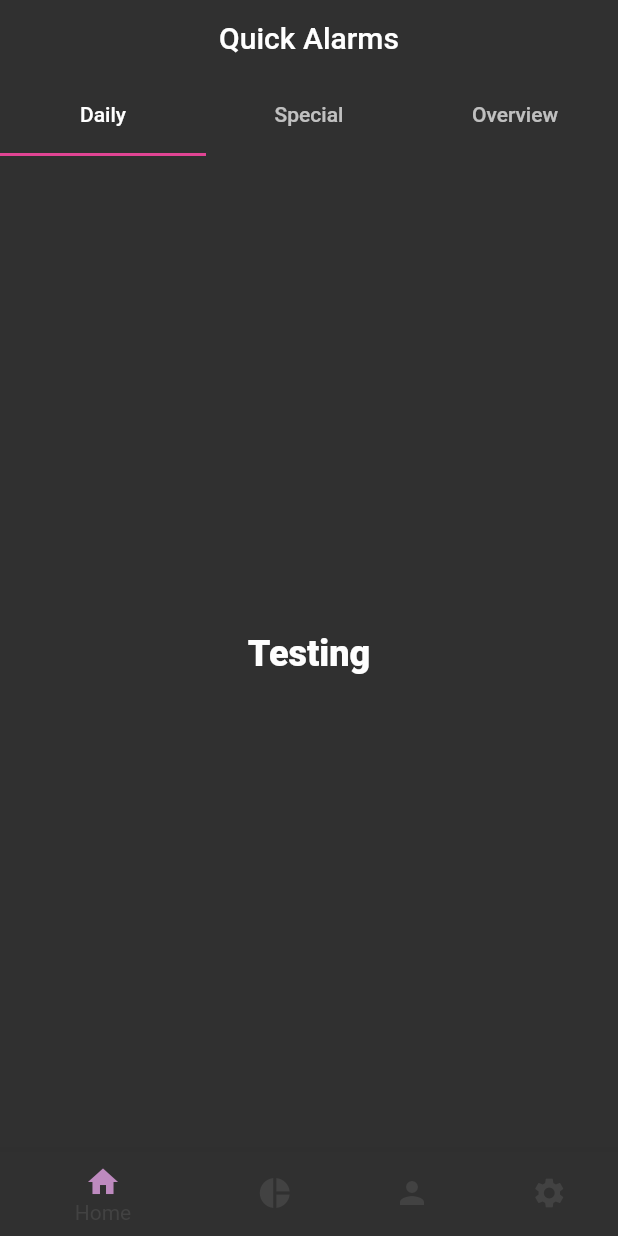
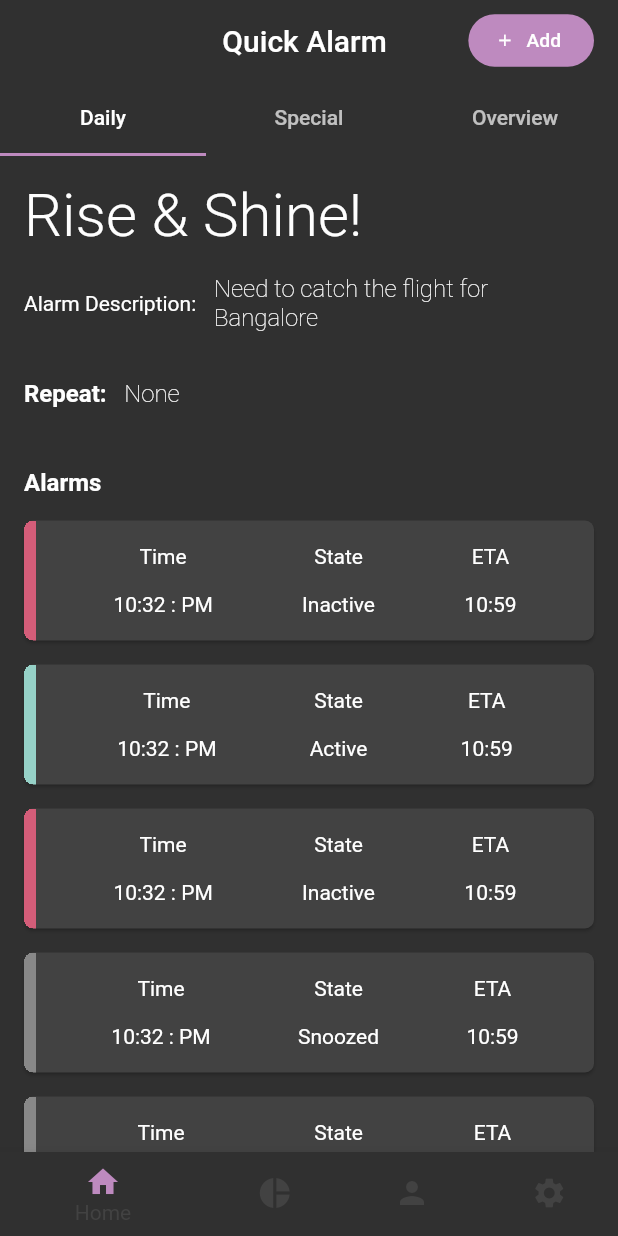
Before and after one commit to SowingFiber/quick-alarms, a Flutter app: the screen it shows after launch, on a phone screen of 412 x 824 dp. Run offline on Flutter 3.47's test engine with Material 2 defaults, Android fonts, the phone set to English and light mode, and no system bars; our stand-ins replace google_fonts.

Commit message:
NewAlarm

```diff
--- /dev/null
+++ b/lib/_dashboard/components/widgets/AlarmCard.dart
@@ -0,0 +1,84 @@
+import 'package:flutter/material.dart';
+import 'package:quick_alarms/constants/UI_Consts.dart';
+
+class AlarmCard extends StatefulWidget {
+  final bool active;
+  final bool snoozed;
+
+  const AlarmCard({Key key, this.active = true, this.snoozed = false})
+      : super(key: key);
+  @override
+  _AlarmCardState createState() => _AlarmCardState();
+}
+
+class _AlarmCardState extends State<AlarmCard> {
+  @override
+  Widget build(BuildContext context) {
+    return Container(
+      margin: EdgeInsets.symmetric(vertical: 4.0),
+      child: Card(
+        clipBehavior: Clip.hardEdge,
+        shape: RoundedRectangleBorder(
+          borderRadius: BorderRadius.circular(6.0),
+        ),
+        child: Container(
+          padding: EdgeInsets.symmetric(vertical: 8.0),
+          decoration: BoxDecoration(
+            border: Border(
+              left: BorderSide(
+                color: widget.active
+                    ? widget.snoozed ? kSuspendedColor : kPlainTeal
+                    : kSurfacePaleRed,
+                width: 8.0,
+                style: BorderStyle.solid,
+              ),
+            ),
+          ),
+          child: Row(
+            mainAxisAlignment: MainAxisAlignment.spaceEvenly,
+            children: <Widget>[
+              Column(
+                children: <Widget>[
+                  Padding(
+                    padding: const EdgeInsets.all(8.0),
+                    child: Text('Time'),
+                  ),
+                  Padding(
+                    padding: const EdgeInsets.all(8.0),
+                    child: Text('10:32 : PM'),
+                  ),
+                ],
+              ),
+              Column(
+                children: <Widget>[
+                  Padding(
+                    padding: const EdgeInsets.all(8.0),
+                    child: Text('State'),
+                  ),
+                  Padding(
+                    padding: const EdgeInsets.all(8.0),
+                    child: Text(widget.active
+                        ? widget.snoozed ? 'Snoozed' : 'Active'
+                        : 'Inactive'),
+                  ),
+                ],
+              ),
+              Column(
+                children: <Widget>[
+                  Padding(
+                    padding: const EdgeInsets.all(8.0),
+                    child: Text('ETA'),
+                  ),
+                  Padding(
+                    padding: const EdgeInsets.all(8.0),
+                    child: Text('10:59'),
+                  ),
+                ],
+              ),
+            ],
+          ),
+        ),
+      ),
+    );
+  }
+}
--- /dev/null
+++ b/lib/_dashboard/components/widgets/RoundedButtonLong.dart
@@ -0,0 +1,60 @@
+import 'package:flutter/material.dart';
+import 'package:quick_alarms/constants/UI_Consts.dart';
+
+class RoundedButtonLong extends StatefulWidget {
+  final IconData icon;
+  final String buttonName;
+  final Color buttonColor;
+  final double sizeFactor;
+  final Function onTap;
+  const RoundedButtonLong({
+    Key key,
+    this.icon = Icons.add,
+    this.buttonName = "Button",
+    this.buttonColor = kSecondaryColor,
+    this.sizeFactor = 1.0,
+    this.onTap,
+  }) : super(key: key);
+  @override
+  _RoundedButtonLongState createState() => _RoundedButtonLongState();
+}
+
+class _RoundedButtonLongState extends State<RoundedButtonLong> {
+  @override
+  Widget build(BuildContext context) {
+    return GestureDetector(
+      onTap: widget.onTap,
+      child: Container(
+        margin: EdgeInsets.only(left: 8.0 * widget.sizeFactor),
+        padding: const EdgeInsets.symmetric(vertical: 8.0),
+        child: Container(
+          decoration: BoxDecoration(
+            color: widget.buttonColor,
+            borderRadius: BorderRadius.circular(25.0),
+          ),
+          child: Padding(
+            padding: const EdgeInsets.all(10.0),
+            child: Row(
+              children: <Widget>[
+                Padding(
+                  padding: const EdgeInsets.symmetric(horizontal: 8.0),
+                  child: Icon(
+                    widget.icon,
+                    size: 16.0 * widget.sizeFactor,
+                  ),
+                ),
+                Padding(
+                  padding: const EdgeInsets.only(right: 12.0),
+                  child: Text(
+                    widget.buttonName,
+                    style: TextStyle(fontSize: 16.0 * widget.sizeFactor),
+                  ),
+                ),
+              ],
+            ),
+          ),
+        ),
+      ),
+    );
+  }
+}
--- a/lib/_dashboard/screens/home.dart
+++ b/lib/_dashboard/screens/home.dart
@@ -1,5 +1,8 @@
 import 'package:flutter/material.dart';
+import 'package:quick_alarms/NewAlarm/NewAlarm.dart';
+import 'package:quick_alarms/_dashboard/components/widgets/RoundedButtonLong.dart';
 import 'package:quick_alarms/_dashboard/components/widgets/test_widget.dart';
+import 'package:quick_alarms/_dashboard/screens/home_components/daily.dart';
 import 'package:quick_alarms/_dashboard/screens/home_components/home_tab_list.dart';
 import 'package:quick_alarms/constants/UI_Consts.dart';
 
@@ -11,21 +14,41 @@ class Home extends StatefulWidget {
 class _HomeState extends State<Home> {
   @override
   Widget build(BuildContext context) {
-    return  DefaultTabController(
+    return DefaultTabController(
       length: 3,
       child: Scaffold(
         appBar: AppBar(
           backgroundColor: kMatteColor,
           elevation: 0.0,
-          title: Center(child: Text('Quick Alarms')),
+          title: Row(
+            mainAxisSize: MainAxisSize.max,
+            mainAxisAlignment: MainAxisAlignment.end,
+            children: <Widget>[
+              Padding(
+                padding: const EdgeInsets.symmetric(horizontal: 48.0),
+                child: Text('Quick Alarm'),
+              ),
+              RoundedButtonLong(
+                buttonName: 'Add',
+                buttonColor: kSecondaryColor,
+                icon: Icons.add,
+                sizeFactor: 0.8,
+                onTap: () {
+                  Navigator.push(context,
+                      MaterialPageRoute(builder: (context) => NewAlarm()));
+                },
+              ),
+            ],
+          ),
           bottom: TabBar(
+            indicatorColor: kSecondaryColor,
             tabs: HOMETABSLIST,
           ),
         ),
         //TODO: I'll add the toobar with pages here
         //TODO: There are three, [Daily], [Special] & [Overview]
         body: TabBarView(
-          children: <Widget>[Test(), Test(), Test()],
+          children: <Widget>[DailyAlarm(), Test(), Test()],
         ),
       ),
     );
--- a/lib/_dashboard/screens/home_components/daily.dart
+++ b/lib/_dashboard/screens/home_components/daily.dart
@@ -0,0 +1,112 @@
+import 'package:flutter/material.dart';
+import 'package:quick_alarms/_dashboard/components/widgets/AlarmCard.dart';
+import 'package:quick_alarms/_dashboard/components/widgets/RoundedButtonLong.dart';
+import 'package:quick_alarms/constants/UI_Consts.dart';
+import 'package:quick_alarms/constants/text_styles.dart';
+
+class DailyAlarm extends StatefulWidget {
+  @override
+  _DailyAlarmState createState() => _DailyAlarmState();
+}
+
+class _DailyAlarmState extends State<DailyAlarm> {
+  @override
+  Widget build(BuildContext context) {
+    return Scaffold(
+      body: ListView(
+        children: <Widget>[
+          Padding(
+            padding: const EdgeInsets.all(16.0),
+            child: Text(
+              'Rise & Shine!',
+              style: headlineThinText,
+            ),
+          ),
+          Padding(
+            padding: const EdgeInsets.symmetric(horizontal: 16.0),
+            child: Flex(
+              direction: Axis.horizontal,
+              children: <Widget>[
+                Expanded(
+                  flex: 1,
+                  child: Text(
+                    'Alarm Description: ',
+                    textAlign: TextAlign.left,
+                  ),
+                ),
+                Expanded(
+                  flex: 2,
+                  child: Text(
+                    'Need to catch the flight for Bangalore',
+                    style: sublineThinText,
+                  ),
+                ),
+              ],
+            ),
+          ),
+          Container(
+            margin: EdgeInsets.only(top: 32.0, bottom: 8.0),
+            padding: const EdgeInsets.symmetric(horizontal: 16.0),
+            child: Row(
+              children: <Widget>[
+                Text(
+                  'Repeat:  ',
+                  style: sublineText,
+                ),
+                Text(
+                  ' None',
+                  style: sublineThinText,
+                ),
+              ],
+            ),
+          ),
+          Container(
+            margin: EdgeInsets.only(top: 32.0, bottom: 8.0),
+            padding: const EdgeInsets.symmetric(horizontal: 16.0),
+            child: Text(
+              'Alarms',
+              style: sublineText,
+            ),
+          ),
+          Padding(
+            padding: const EdgeInsets.symmetric(horizontal: 12.0),
+            child: Column(
+              children: <Widget>[
+                AlarmCard(
+                  active: false,
+                ),
+                AlarmCard(),
+                AlarmCard(
+                  active: false,
+                ),
+                AlarmCard(
+                  snoozed: true,
+                ),
+                AlarmCard(
+                  snoozed: true,
+                  active: true,
+                ),
+                AlarmCard(),
+              ],
+            ),
+          ),
+          ButtonBar(
+            alignment: MainAxisAlignment.start,
+            children: <Widget>[
+              RoundedButtonLong(
+                icon: Icons.close,
+                buttonColor: kSurfacePaleRed,
+                buttonName: 'Dismiss',
+              ),
+              RoundedButtonLong(
+                icon: Icons.edit,
+                buttonColor: kDirtyPurple,
+                buttonName: 'Edit',
+              ),
+            ],
+          )
+        ],
+      ),
+    );
+  }
+}
--- a/lib/_dashboard/screens/home_components/home_tab_list.dart
+++ b/lib/_dashboard/screens/home_components/home_tab_list.dart
@@ -2,15 +2,15 @@ import 'package:flutter/material.dart';
 
 const HOMETABSLIST = <Widget>[
   Padding(
-    padding: const EdgeInsets.all(18.0),
+    padding: const EdgeInsets.symmetric(vertical: 16.0),
     child: Text('Daily'),
   ),
   Padding(
-    padding: const EdgeInsets.all(18.0),
+    padding: const EdgeInsets.symmetric(vertical: 16.0),
     child: Text('Special'),
   ),
   Padding(
-    padding: const EdgeInsets.all(18.0),
+    padding: const EdgeInsets.symmetric(vertical: 16.0),
     child: Text('Overview'),
   ),
 ];
--- a/lib/constants/UI_Consts.dart
+++ b/lib/constants/UI_Consts.dart
@@ -2,11 +2,12 @@ import 'package:flutter/material.dart';
 
 const kPrimaryColor = Color(0xff2b3595);
 const kPrimaryDarkColor = Color(0xff182952);
-const kPrimaryDarkBlueColor= Color(0xff35495e);
+const kPrimaryDarkBlueColor = Color(0xff35495e);
 const kSecondaryColor = Color(0xffbe8abf);
 const kSecondaryDarkColor = Color(0xff7045af);
 const kAccentColor = Color(0xffe14594);
-const kMatteColor= Color(0xff303030);
+const kMatteColor = Color(0xff303030);
+const kSuspendedColor = Color(0xff888888);
 const kSurfaceFont = Color(0xff232323);
 const kSurfacePaleRed = Color(0xffd45d79);
 const kDirtyPurple = Color(0xff6e5773);
--- a/lib/constants/text_styles.dart
+++ b/lib/constants/text_styles.dart
@@ -1,13 +1,28 @@
 import 'package:flutter/material.dart';
-import 'package:google_fonts/google_fonts.dart';
 import 'package:quick_alarms/constants/UI_Consts.dart';
 
-const bottomNavigation = TextStyle(
-    color: kSecondaryColor
-);
+const bottomNavigation = TextStyle(color: kSecondaryColor);
 
 const headlineText = TextStyle(
   color: kLight,
   fontSize: 24.0,
   fontWeight: FontWeight.w900,
 );
+
+const sublineText = TextStyle(
+  color: kLight,
+  fontSize: 16.0,
+  fontWeight: FontWeight.w700,
+);
+
+const headlineThinText = TextStyle(
+  color: kLight,
+  fontSize: 40.0,
+  fontWeight: FontWeight.w300,
+);
+
+const sublineThinText = TextStyle(
+  color: kLight,
+  fontSize: 16.0,
+  fontWeight: FontWeight.w200,
+);
--- a/pubspec.yaml
+++ b/pubspec.yaml
@@ -24,6 +24,10 @@ dependencies:
   # Use with the CupertinoIcons class for iOS style icons.
   cupertino_icons: ^0.1.2
   google_fonts: ^0.3.2
+  sqflite: ^1.2.0
+  path: ^1.6.4
+  path_provider: ^1.5.1
+  shared_preferences: ^0.5.6+1
 
 dev_dependencies:
   flutter_test:
```
Also changed, not shown: lib/NewAlarm/NewAlarm.dart (added, +82 -0 lines), lib/NewAlarm/components/TextInputGroup.dart (added, +54 -0 lines), pubspec.lock.
